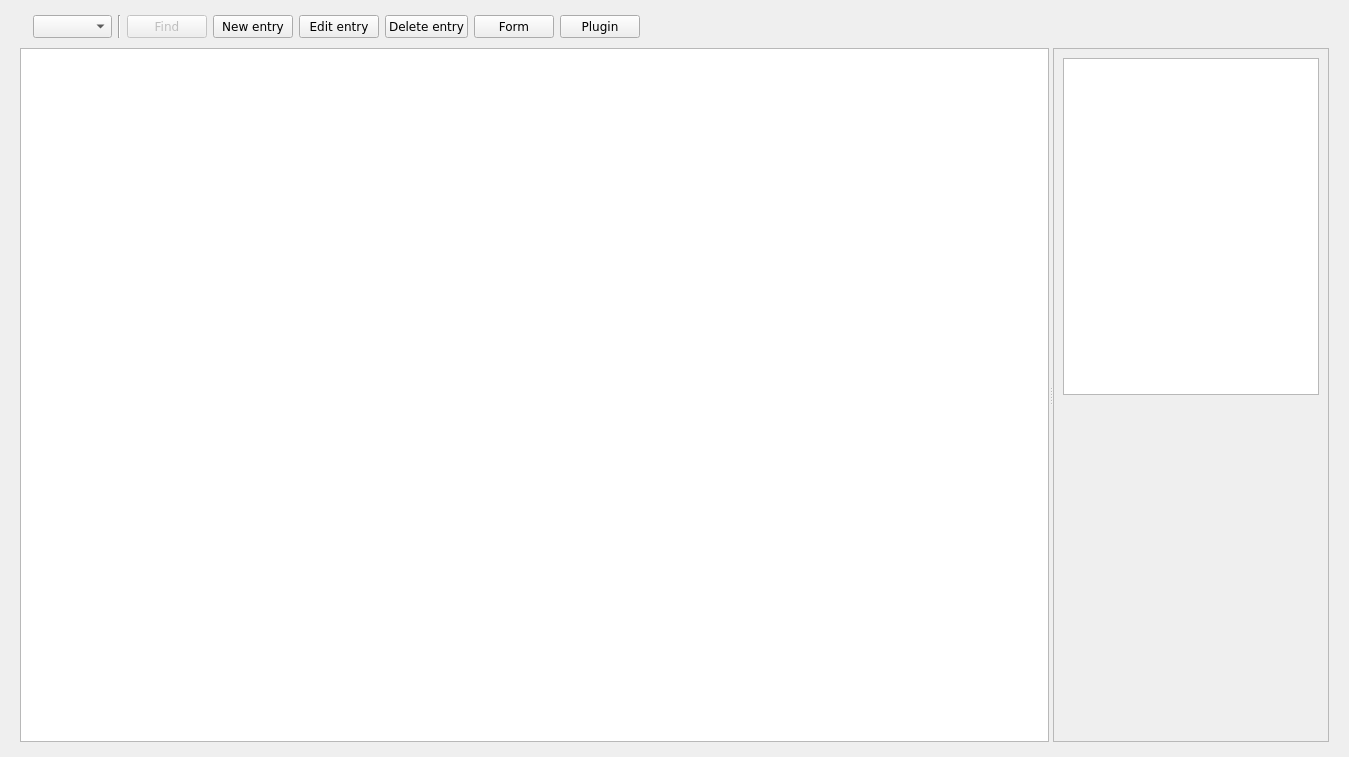
First picture: the form in resources/data_sheet.ui, repository lesca-research/piccel, before the edit.
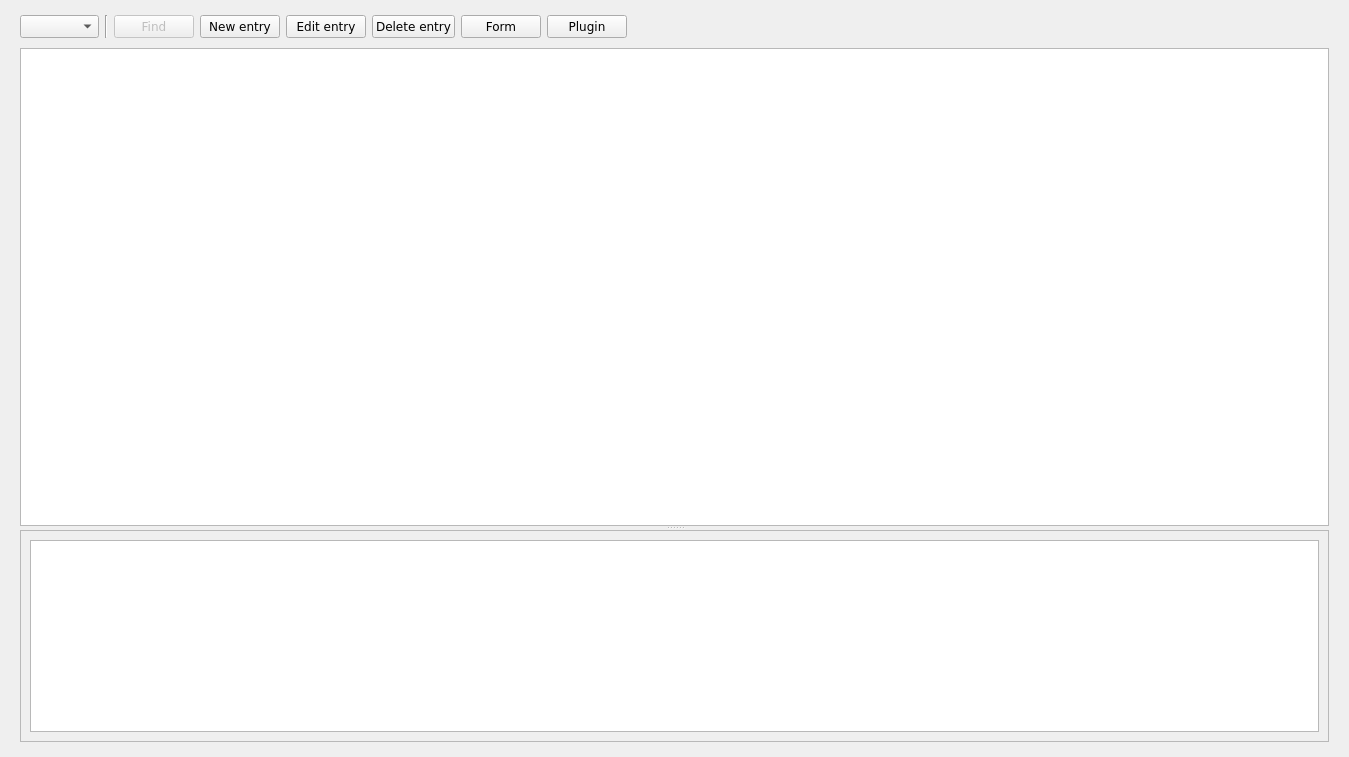
Second picture: the form after the edit. Custom widgets are drawn as their Qt base class.

Commit message: Import form edition. Add a selection mode to be used for importation

```diff
--- a/resources/data_sheet.ui
+++ b/resources/data_sheet.ui
@@ -35,13 +35,6 @@
       <property name="bottomMargin">
        <number>2</number>
       </property>
-      <item>
-       <widget class="QLabel" name="label_view">
-        <property name="text">
-         <string/>
-        </property>
-       </widget>
-      </item>
       <item>
        <widget class="QComboBox" name="comboBox_view">
         <property name="font">
@@ -170,13 +163,13 @@
       <item>
        <widget class="QSplitter" name="splitter">
         <property name="orientation">
-         <enum>Qt::Horizontal</enum>
+         <enum>Qt::Vertical</enum>
         </property>
         <widget class="FreezeTableWidget" name="tableView">
          <property name="sizePolicy">
           <sizepolicy hsizetype="Expanding" vsizetype="Expanding">
-           <horstretch>3</horstretch>
-           <verstretch>0</verstretch>
+           <horstretch>0</horstretch>
+           <verstretch>3</verstretch>
           </sizepolicy>
          </property>
          <property name="font">
@@ -225,19 +218,6 @@
             </property>
            </widget>
           </item>
-          <item>
-           <spacer name="verticalSpacer">
-            <property name="orientation">
-             <enum>Qt::Vertical</enum>
-            </property>
-            <property name="sizeHint" stdset="0">
-             <size>
-              <width>20</width>
-              <height>40</height>
-             </size>
-            </property>
-           </spacer>
-          </item>
          </layout>
         </widget>
        </widget>
```
The commit also changes 6 other files.
